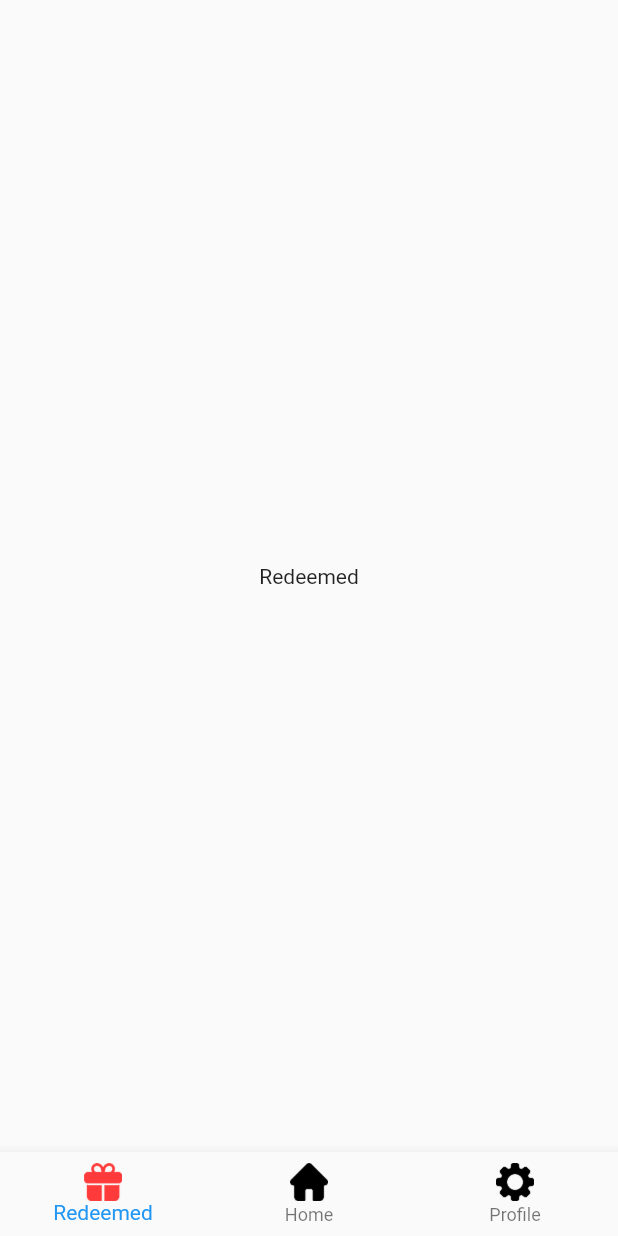
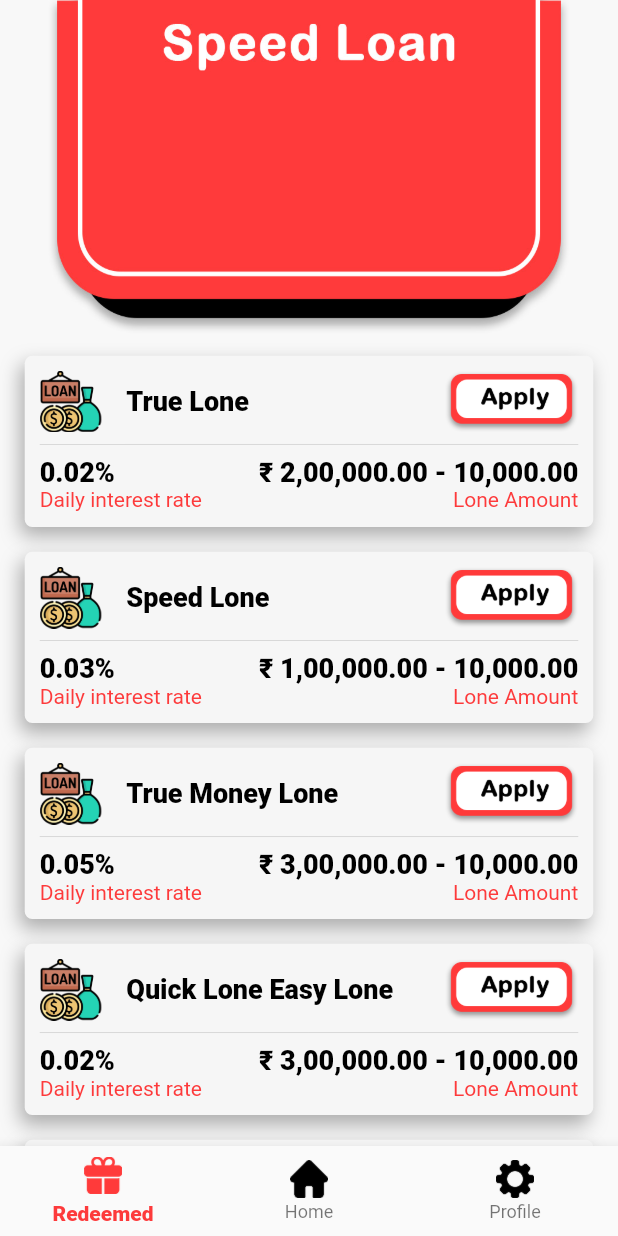
Before and after one commit to DhruvalGorasiya/speed_lone, a Flutter app: the screen it shows after launch, on a phone screen of 412 x 824 dp. Run offline on Flutter 3.47's test engine with Material 2 defaults, Android fonts, the phone set to English and light mode, and no system bars; our stand-ins replace get.

Commit message:
redeemed screen complete

```diff
--- a/lib/controller/redeemed_controller.dart
+++ b/lib/controller/bottom_navigation_controller.dart
@@ -11,7 +11,6 @@ class BottomNavigationController extends GetxController{
   void changeIndex (int index){
     this.index = index.obs;
     update();
-    print(index);
   }
 
 
--- /dev/null
+++ b/lib/model/redeemed_model.dart
@@ -0,0 +1,60 @@
+class RedeemedModel {
+  int? id;
+  String? name;
+  String? interestRate;
+  int? minLoneAmount;
+  int? maxLoneAmount;
+
+  RedeemedModel(
+      {this.id,
+      this.name,
+      this.interestRate,
+      this.minLoneAmount,
+      this.maxLoneAmount});
+}
+
+List<RedeemedModel> redeemedList = [
+  RedeemedModel(
+    id: 1,
+    name: "True Lone",
+    interestRate: '0.02%',
+    maxLoneAmount: 10000,
+    minLoneAmount: 200000,
+  ),
+  RedeemedModel(
+    id: 2,
+    name: "Speed Lone",
+    interestRate: '0.03%',
+    maxLoneAmount: 10000,
+    minLoneAmount: 100000,
+  ),
+  RedeemedModel(
+    id: 3,
+    name: "True Money Lone",
+    interestRate: '0.05%',
+    maxLoneAmount: 10000,
+    minLoneAmount: 300000,
+  ),
+  RedeemedModel(
+    id: 4,
+    name: "Quick Lone Easy Lone",
+    interestRate: '0.02%',
+    maxLoneAmount: 10000,
+    minLoneAmount: 300000,
+  ),
+  RedeemedModel(
+    id: 5,
+    name: "Fast Money Lone",
+    interestRate: '0.01%',
+    maxLoneAmount: 10000,
+    minLoneAmount: 200000,
+  ),
+  RedeemedModel(
+    id: 6,
+    name: "Easy Money Lone",
+    interestRate: '0.03%',
+    maxLoneAmount: 10000,
+    minLoneAmount: 500000,
+  ),
+
+];
--- a/lib/utils/colors_constant.dart
+++ b/lib/utils/colors_constant.dart
@@ -3,5 +3,5 @@ import 'dart:ui';
 class ColorConstant {
   static const primaryColor = Color(0xfffd3a3b);
   static const black = Color(0xff000000);
-  static const white = Color(0xfffbfdfd);
+  static const white = Color(0xfff6f6f6);
 }
--- /dev/null
+++ b/lib/utils/image_constant.dart
@@ -0,0 +1,10 @@
+class ImageConstant {
+  static const gifBlack = 'assets/icons/gift-box_blk.png';
+  static const gifRed = 'assets/icons/gift-box.png';
+  static const homeBlack = 'assets/icons/home_blk.png';
+  static const homeRed = 'assets/icons/home.png';
+  static const profileBack = 'assets/icons/settings_blk.png';
+  static const profileRed = 'assets/icons/settings.png';
+  static const loneIcon = 'assets/icons/loan.png';
+  static const apply = 'assets/icons/apply.png';
+}
--- /dev/null
+++ b/lib/utils/text_style_constant.dart
@@ -0,0 +1,17 @@
+import 'package:flutter/widgets.dart';
+import 'package:lone_counter/utils/colors_constant.dart';
+
+class TextStyleConstant {
+  static const bold14 = TextStyle(
+      color: ColorConstant.primaryColor,
+      fontSize: 14,
+      fontWeight: FontWeight.w900);
+  static const bold16 = TextStyle(
+      color: ColorConstant.primaryColor,
+      fontSize: 16,
+      fontWeight: FontWeight.w900);
+  static const bold18 = TextStyle(
+      color: ColorConstant.primaryColor,
+      fontSize: 18,
+      fontWeight: FontWeight.w900);
+}
--- a/lib/view/bottom_navigation_view.dart
+++ b/lib/view/bottom_navigation_view.dart
@@ -1,6 +1,9 @@
 import 'package:flutter/material.dart';
 import 'package:get/get.dart';
-import 'package:lone_counter/controller/redeemed_controller.dart';
+import 'package:lone_counter/controller/bottom_navigation_controller.dart';
+import 'package:lone_counter/utils/colors_constant.dart';
+import 'package:lone_counter/utils/image_constant.dart';
+import 'package:lone_counter/utils/text_style_constant.dart';
 
 class BottomNavigationScreen extends StatelessWidget {
    BottomNavigationScreen({super.key});
@@ -15,26 +18,30 @@ class BottomNavigationScreen extends StatelessWidget {
           bottomNavigationBar:BottomNavigationBar(
             currentIndex: controller.index.value,
             onTap: controller.changeIndex,
+            selectedLabelStyle: TextStyleConstant.bold14,
+            selectedItemColor: ColorConstant.primaryColor,
             type: BottomNavigationBarType.fixed,
-
             items: [
               BottomNavigationBarItem(
-                  icon: Image.asset(controller.index.value == 0 ? 'assets/icons/gift-box.png':'assets/icons/gift-box_blk.png',
-                  height: 25),
+                  icon: Padding(
+                    padding:const EdgeInsets.only(bottom: 5),
+                    child: Image.asset(controller.index.value == 0 ? ImageConstant.gifRed:ImageConstant.gifBlack,
+                    height: 25),
+                  ),
                   label: "Redeemed"),
               BottomNavigationBarItem(
-                  icon: Image.asset(controller.index.value == 1?'assets/icons/home.png':'assets/icons/home_blk.png',
+                  icon: Image.asset(controller.index.value == 1?ImageConstant.homeRed:ImageConstant.homeBlack,
                   height: 25),
                   label: "Home"),
               BottomNavigationBarItem(
-                  icon: Image.asset(controller.index.value == 2 ?'assets/icons/settings.png' : 'assets/icons/settings_blk.png',
+                  icon: Image.asset(controller.index.value == 2 ?ImageConstant.profileRed : ImageConstant.profileBack,
                   height: 25),
                   label: "Profile"),
             ],
           ),
           body: IndexedStack(
             index: controller.index.value,
-            children:controller.screens,
+            children: controller.screens,
           ));
     },);
   }
--- a/lib/view/redeemed_view.dart
+++ b/lib/view/redeemed_view.dart
@@ -1,15 +1,124 @@
 import 'package:flutter/material.dart';
+import 'package:get/get.dart';
+import 'package:intl/intl.dart';
+import 'package:lone_counter/model/redeemed_model.dart';
+import 'package:lone_counter/utils/colors_constant.dart';
+import 'package:lone_counter/utils/image_constant.dart';
+import 'package:lone_counter/utils/text_style_constant.dart';
 
-class RedeemedView extends StatefulWidget {
+class RedeemedView extends StatelessWidget {
   const RedeemedView({Key? key}) : super(key: key);
 
   @override
-  State<RedeemedView> createState() => _RedeemedViewState();
-}
+  Widget build(BuildContext context) {
+    return SafeArea(
+      child: Stack(
+        children: [
+          Image.asset('assets/backgrounds/recomadition.jpg',
+              height: Get.height, fit: BoxFit.fill),
+          Padding(
+            padding: EdgeInsets.only(top: Get.height / 3.6),
+            child: ListView.builder(
+              itemCount: redeemedList.length,
+              physics: const BouncingScrollPhysics(),
+              itemBuilder: (context, index) {
+                return _child(
+                  maxLoneAmount: redeemedList[index].maxLoneAmount!,
+                  minLoneAmount: redeemedList[index].minLoneAmount!,
+                  name: redeemedList[index].name!,
+                  loneInterest: redeemedList[index].interestRate!,
+                );
+              },
+            ),
+          ),
+        ],
+      ),
+    );
+  }
 
-class _RedeemedViewState extends State<RedeemedView> {
-  @override
-  Widget build(BuildContext context) {
-    return Center(child: Text("Redeemed"));
+  Widget _child(
+      {required int maxLoneAmount,
+      required int minLoneAmount,
+      required String loneInterest,
+      required String name}) {
+    return Container(
+      margin: EdgeInsets.symmetric(
+        horizontal: Get.width * 0.04,
+        vertical: Get.width * 0.02,
+      ),
+      padding: const EdgeInsets.all(10),
+      decoration: BoxDecoration(
+          borderRadius: BorderRadius.circular(5),
+          boxShadow: [
+            BoxShadow(
+                color: ColorConstant.black.withOpacity(0.3),
+                blurRadius: 10,
+                offset: const Offset(-3, 6))
+          ],
+          color: ColorConstant.white),
+      // height: 100,
+      child: Column(
+        children: [
+          Row(
+            children: [
+              Container(
+                decoration: const BoxDecoration(
+                    image: DecorationImage(
+                  image: AssetImage(ImageConstant.loneIcon),
+                )),
+                height: Get.height * 0.05,
+                width: Get.width * 0.1,
+              ),
+              Padding(
+                padding: EdgeInsets.only(left: Get.width * 0.04),
+                child: Text(
+                  name,
+                  style: TextStyleConstant.bold18
+                      .copyWith(color: ColorConstant.black),
+                ),
+              ),
+              const Spacer(),
+              Image.asset(
+                ImageConstant.apply,
+                height: Get.height * 0.05,
+              ),
+            ],
+          ),
+          const Divider(),
+          Row(
+            mainAxisAlignment: MainAxisAlignment.spaceBetween,
+            children: [
+              Text(
+                loneInterest,
+                style: TextStyleConstant.bold18
+                    .copyWith(color: ColorConstant.black),
+              ),
+              Text(
+                '₹ ${NumberFormat.currency(locale: 'HI').format(minLoneAmount).replaceAll("INR", '')} - ${NumberFormat.currency(locale: "HI").format(maxLoneAmount).replaceAll("INR", '')}',
+                style: TextStyleConstant.bold18
+                    .copyWith(color: ColorConstant.black),
+              )
+            ],
+          ),
+          Row(
+            mainAxisAlignment: MainAxisAlignment.spaceBetween,
+            children: [
+              Text(
+                'Daily interest rate',
+                style: TextStyleConstant.bold14.copyWith(
+                    color: ColorConstant.primaryColor,
+                    fontWeight: FontWeight.w400),
+              ),
+              Text(
+                'Lone Amount',
+                style: TextStyleConstant.bold14.copyWith(
+                    color: ColorConstant.primaryColor,
+                    fontWeight: FontWeight.w400),
+              )
+            ],
+          )
+        ],
+      ),
+    );
   }
 }
--- a/pubspec.yaml
+++ b/pubspec.yaml
@@ -38,6 +38,7 @@ dependencies:
   cupertino_icons: ^1.0.2
   get: ^4.6.5
   get_storage: ^2.0.3
+  intl: ^0.17.0
 
 dev_dependencies:
   flutter_test:
```
Also changed, not shown: assets/icons/apply.png (added), assets/icons/loan.png (added), lib/utils/string_constant.dart (added), lib/utils/text_style.dart (deleted), pubspec.lock.
